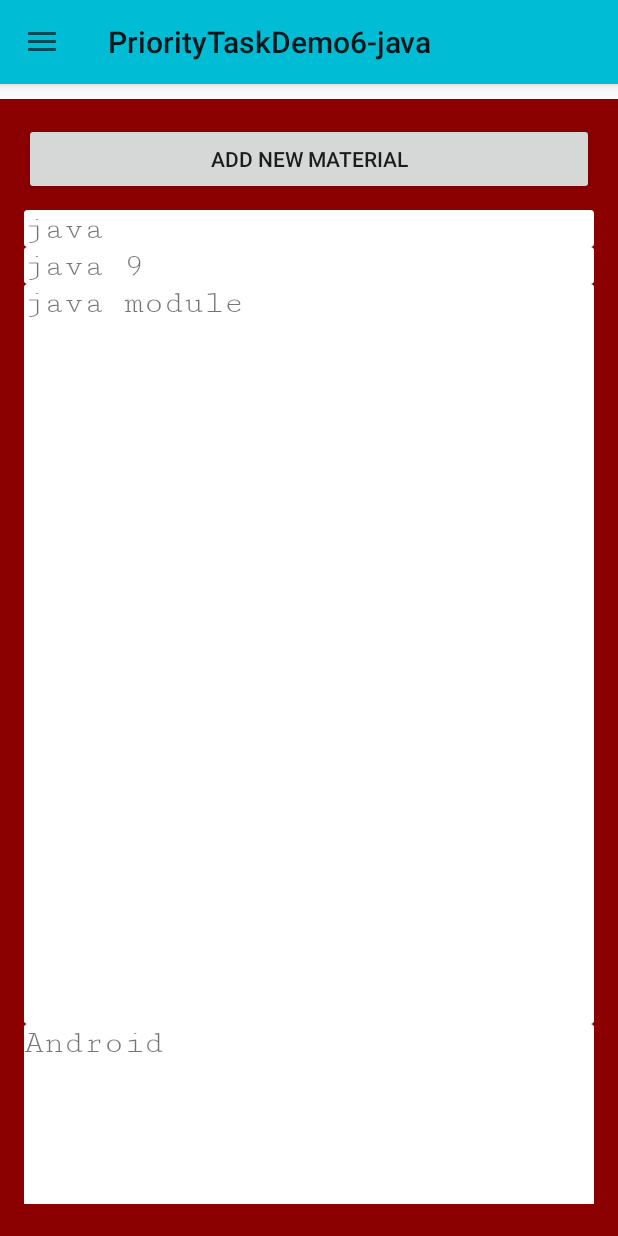
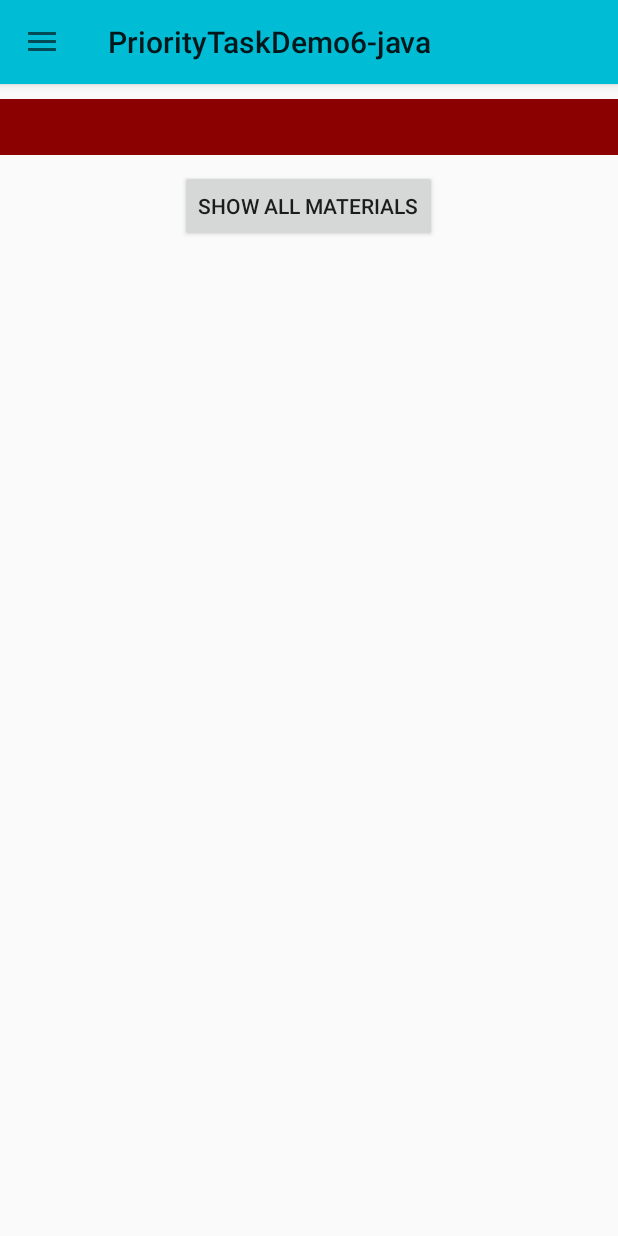
Before and after one commit to abdulrahmanabdullah/priorityTaskDemo6-javaCode, an Android app: the fragment FragB placed in its activity, in the side drawer, after a tap on "process done", on a phone screen of 412 x 824 dp. Run offline under Robolectric (Android 15) with nearby library versions, the phone set to English and light mode, and no system bars.

Commit message:
change button position in MainActivity,Create new Intent when click this button and show recycler view there-> this edit in laptop>>Linux

```diff
--- a/app/src/main/AndroidManifest.xml
+++ b/app/src/main/AndroidManifest.xml
@@ -12,9 +12,11 @@
         <activity android:name=".MainActivity">
             <intent-filter>
                 <action android:name="android.intent.action.MAIN" />
+
                 <category android:name="android.intent.category.LAUNCHER" />
             </intent-filter>
         </activity>
+        <activity android:name=".intents.MaterialTarget"></activity>
     </application>
 
 </manifest>
--- a/app/src/main/java/abdulrahmanjavanrd/com/prioritytaskdemo7_java/Fragments/FragB.java
+++ b/app/src/main/java/abdulrahmanjavanrd/com/prioritytaskdemo7_java/Fragments/FragB.java
@@ -33,17 +33,16 @@ public class FragB extends Fragment{
     public View onCreateView(LayoutInflater inflater, @Nullable ViewGroup container, Bundle savedInstanceState) {
         View view = inflater.inflate(R.layout.frag_b_layout,container,false);
         mRecycler = view.findViewById(R.id.re_list_frag_b);
-        setUpRecycler();
         return view ;
     }
 
 
-    public void setUpRecycler(){
-        LinearLayoutManager layoutManager = new LinearLayoutManager(getActivity());
-        mRecycler.setLayoutManager(layoutManager);
-        ArrayList<String> list = mConstantList.getGlobalList();
-        int totalItemInList = list.size();
-        MyRecyclerView recyclerView = new MyRecyclerView(totalItemInList);
-        mRecycler.setAdapter(recyclerView);
-    }
+//    public void setUpRecycler(){
+//        LinearLayoutManager layoutManager = new LinearLayoutManager(getActivity());
+//        mRecycler.setLayoutManager(layoutManager);
+//        ArrayList<String> list = mConstantList.getGlobalList();
+//        int totalItemInList = list.size();
+//        MyRecyclerView recyclerView = new MyRecyclerView(totalItemInList);
+//        mRecycler.setAdapter(recyclerView);
+//    }
 }
--- a/app/src/main/java/abdulrahmanjavanrd/com/prioritytaskdemo7_java/MainActivity.java
+++ b/app/src/main/java/abdulrahmanjavanrd/com/prioritytaskdemo7_java/MainActivity.java
@@ -2,22 +2,22 @@ package abdulrahmanjavanrd.com.prioritytaskdemo7_java;
 
 import android.app.FragmentManager;
 import android.app.FragmentTransaction;
+import android.content.Intent;
 import android.support.annotation.NonNull;
-import android.support.design.widget.BottomNavigationView;
 import android.support.design.widget.NavigationView;
 import android.support.v4.view.GravityCompat;
 import android.support.v4.widget.DrawerLayout;
-import android.support.v7.app.ActionBar;
 import android.support.v7.app.ActionBarDrawerToggle;
 import android.support.v7.app.AppCompatActivity;
 import android.os.Bundle;
 import android.support.v7.widget.Toolbar;
 import android.view.Menu;
 import android.view.MenuItem;
+import android.view.View;
 import android.widget.Toast;
-
 import abdulrahmanjavanrd.com.prioritytaskdemo7_java.Fragments.FragA;
 import abdulrahmanjavanrd.com.prioritytaskdemo7_java.Fragments.FragB;
+import abdulrahmanjavanrd.com.prioritytaskdemo7_java.intents.MaterialTarget;
 
 public class MainActivity extends AppCompatActivity implements NavigationView.OnNavigationItemSelectedListener {
 
@@ -96,4 +96,9 @@ public class MainActivity extends AppCompatActivity implements NavigationView.On
     public void fragmentC(){
 
     }
+    public void showAllMaterial(View view){
+        // Now create new Intent to contain list material and adapter for recycler .
+        Intent mIntent = new Intent(this,MaterialTarget.class);
+        startActivity(mIntent);
+    }
 }
--- a/app/src/main/java/abdulrahmanjavanrd/com/prioritytaskdemo7_java/adapter/MyRecyclerView.java
+++ b/app/src/main/java/abdulrahmanjavanrd/com/prioritytaskdemo7_java/adapter/MyRecyclerView.java
@@ -2,6 +2,7 @@ package abdulrahmanjavanrd.com.prioritytaskdemo7_java.adapter;
 
 import android.content.Context;
 import android.support.v7.widget.RecyclerView;
+import android.util.Log;
 import android.view.LayoutInflater;
 import android.view.View;
 import android.view.ViewGroup;
@@ -23,11 +24,13 @@ private   ConstantList mData ;
     private ArrayList<String> currentList ;
 private LayoutInflater mLayout ;
 
+private  int staticList;
 /************ Constructor *******************/
 public MyRecyclerView(int totalItemInList){
     this.mData = new ConstantList();
     currentList = mData.getGlobalList();
     this.numbersItems = totalItemInList ;
+    staticList = currentList.size();
 }
     @Override
     public MyviewHolder onCreateViewHolder(ViewGroup parent, int viewType) {
@@ -46,12 +49,13 @@ public MyRecyclerView(int totalItemInList){
 
     @Override
     public void onBindViewHolder(MyviewHolder holder, int position) {
+        Log.d("recycler","onBind : " + position);
     holder.tv_items.setText(currentList.get(position));
     }
 
     @Override
     public int getItemCount() {
-        return numbersItems;
+        return staticList;
     }
 
     /************ ViewHolder Class   *******************/
--- /dev/null
+++ b/app/src/main/java/abdulrahmanjavanrd/com/prioritytaskdemo7_java/intents/MaterialTarget.java
@@ -0,0 +1,50 @@
+package abdulrahmanjavanrd.com.prioritytaskdemo7_java.intents;
+
+import android.content.Context;
+import android.support.v7.app.AppCompatActivity;
+import android.os.Bundle;
+import android.support.v7.widget.LinearLayoutManager;
+import android.support.v7.widget.RecyclerView;
+import android.support.v7.widget.Toolbar;
+import android.util.AttributeSet;
+import android.view.View;
+
+import java.util.ArrayList;
+
+import abdulrahmanjavanrd.com.prioritytaskdemo7_java.R;
+import abdulrahmanjavanrd.com.prioritytaskdemo7_java.adapter.MyRecyclerView;
+import abdulrahmanjavanrd.com.prioritytaskdemo7_java.model.ConstantList;
+
+public class MaterialTarget extends AppCompatActivity {
+
+    Toolbar materialToolbar ;
+    // recycler view ...
+    RecyclerView recycler ;
+    // object of ConstantList.
+    ConstantList constantList  = new ConstantList();
+    // create current list to passing the recycler view
+    ArrayList<String> currentList = constantList.getGlobalList();
+    // get size of arraylist inside constant list . .
+    int numbersListItems = currentList.size();
+    // instance of MyRecycler view ...
+    MyRecyclerView myRecyclerView ;
+    @Override
+    protected void onCreate(Bundle savedInstanceState) {
+        super.onCreate(savedInstanceState);
+        setContentView(R.layout.activity_material_target);
+        materialToolbar = findViewById(R.id.material_toolbar);
+        materialToolbar.setTitle(R.string.material_list);
+        setSupportActionBar(materialToolbar);
+        recycler = findViewById(R.id.re_list_frag_b);
+        setUpRecycler();
+    }
+
+    private void setUpRecycler(){
+        LinearLayoutManager layoutManager = new LinearLayoutManager(this);
+        recycler.setHasFixedSize(true);
+        recycler.setLayoutManager(layoutManager);
+
+        myRecyclerView = new MyRecyclerView(numbersListItems);
+        recycler.setAdapter(myRecyclerView);
+    }
+}
--- a/app/src/main/java/abdulrahmanjavanrd/com/prioritytaskdemo7_java/model/ConstantList.java
+++ b/app/src/main/java/abdulrahmanjavanrd/com/prioritytaskdemo7_java/model/ConstantList.java
@@ -15,19 +15,21 @@ public class ConstantList {
     public ArrayList<String> getGlobalList(){
         globalList.add("java");
         globalList.add("java 9 ");
+        globalList.add("java 9 ");
+        globalList.add("java 9 ");
+        globalList.add("java 9 ");
         globalList.add("java module");
         globalList.add("Android");
         return globalList;
     }
     // static arrayList func ..
-    public static List<String> mList(String str){
+    public static List<String> mList(){
         List<String> mList = new ArrayList<>();
         mList.add("Java");
         mList.add("android");
         mList.add("FireBase");
         mList.add("kotlin");
         mList.add("javaNetwork");
-        globalList.add(str);
-        return globalList ;
+        return mList ;
     }
 }
--- a/app/src/main/res/layout/frag_b_layout.xml
+++ b/app/src/main/res/layout/frag_b_layout.xml
@@ -7,15 +7,4 @@
     android:layout_height="match_parent">
 
 
-        <Button
-            android:layout_marginBottom="10dp"
-            android:id="@+id/btn_add_new_material"
-            android:text="@string/addNewMaterial"
-            android:layout_width="match_parent"
-            android:layout_height="wrap_content" />
-
-    <android.support.v7.widget.RecyclerView
-        android:id="@+id/re_list_frag_b"
-        android:layout_width="match_parent"
-        android:layout_height="wrap_content"></android.support.v7.widget.RecyclerView>
 </LinearLayout>
--- a/app/src/main/res/layout/main_app_layout.xml
+++ b/app/src/main/res/layout/main_app_layout.xml
@@ -26,6 +26,15 @@
         android:layout_height="wrap_content">
     </FrameLayout>
 
+    <Button
+        android:layout_gravity="center"
+        android:layout_margin="10dp"
+        android:id="@+id/btn_add_new_material"
+        android:onClick="showAllMaterial"
+        android:text="@string/addNewMaterial"
+        android:layout_width="wrap_content"
+        android:layout_height="wrap_content" />
+
     <!--Fragment 2 -->
     <LinearLayout
         android:orientation="vertical"
--- a/app/src/main/res/values/strings.xml
+++ b/app/src/main/res/values/strings.xml
@@ -8,9 +8,10 @@
     <string name="pain_name">Up Now working</string>
     <string name="task">Task name</string>
     <string name="task_type">null</string>
-    <string name="addNewMaterial">Add new Material</string>
+    <string name="addNewMaterial">Show all  Materials </string>
     <string name="estmeted_time">estmeted_time</string>
-    <string-array name="numbers_of_time" >
+    <string name="material_list">Material List</string>
+    <string-array name="numbers_of_time">
         <item> </item>
         <item>0 </item>
         <item>1 </item>
```
Also changed, not shown: app/src/main/res/layout/activity_material_target.xml (added, +27 -0 lines), app/src/main/res/layout/layout_item_list.xml (+9 -3 lines).
